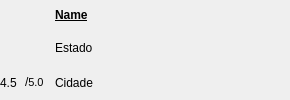
First picture: the form in Ipiranga_GUI/layout/serachfriends.ui, repository Hugo-NF/App_Ipiranga, before the edit.
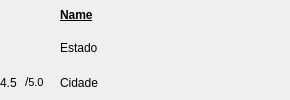
Second picture: the form after the edit. Icons and pictures are not drawn.

Patch:
```diff
--- a/Ipiranga_GUI/layout/serachfriends.ui
+++ b/Ipiranga_GUI/layout/serachfriends.ui
@@ -51,7 +51,7 @@
      </property>
      <property name="sizeHint" stdset="0">
       <size>
-       <width>5</width>
+       <width>10</width>
        <height>20</height>
       </size>
      </property>
```
Left out of the diff: 42 changed lines with no effect on the pictures.
